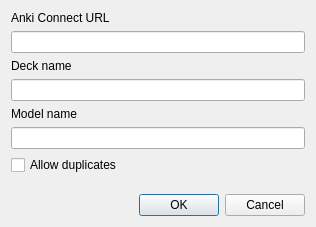
Above: plugins/anki/settingsdialog.ui from qstardict/qstardict before the change. Below: the same form after it.
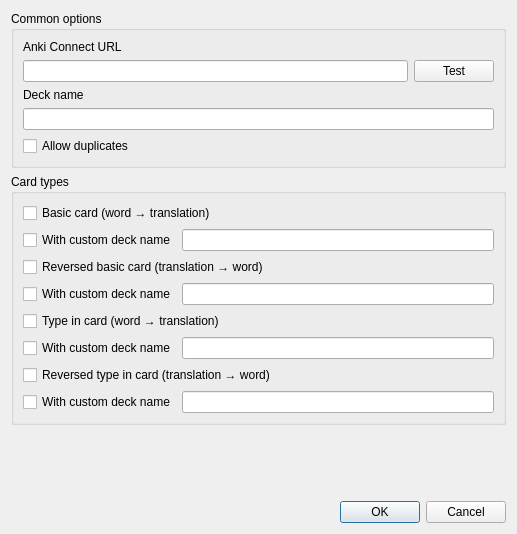
That is the form after the change.

```diff
--- a/plugins/anki/settingsdialog.ui
+++ b/plugins/anki/settingsdialog.ui
@@ -6,15 +6,19 @@
    <rect>
     <x>0</x>
     <y>0</y>
-    <width>316</width>
-    <height>227</height>
+    <width>517</width>
+    <height>534</height>
    </rect>
   </property>
   <property name="windowTitle">
    <string>Anki plugin settings</string>
   </property>
-  <layout class="QGridLayout">
-   <item row="1" column="0">
+  <layout class="QVBoxLayout" name="verticalLayout_6">
+   <item>
+    <widget class="QGroupBox" name="groupBox">
+     <property name="title">
+      <string>Common options</string>
+     </property>
     <layout class="QVBoxLayout" name="verticalLayout">
      <item>
       <widget class="QLabel" name="connectUrlLabel">
@@ -24,6 +28,8 @@
       </widget>
      </item>
      <item>
+       <layout class="QHBoxLayout" name="horizontalLayout_5">
+        <item>
       <widget class="QLineEdit" name="connectUrlEdit">
        <property name="text">
         <string/>
@@ -31,6 +37,15 @@
       </widget>
      </item>
      <item>
+         <widget class="QPushButton" name="pushButton">
+          <property name="text">
+           <string>Test</string>
+          </property>
+         </widget>
+        </item>
+       </layout>
+      </item>
+      <item>
       <widget class="QLabel" name="deckNameLabel">
        <property name="text">
         <string>Deck name</string>
@@ -44,20 +59,6 @@
        </property>
       </widget>
      </item>
-     <item>
-      <widget class="QLabel" name="modelNameLabel">
-       <property name="text">
-        <string>Model name</string>
-       </property>
-      </widget>
-     </item>
-     <item>
-      <widget class="QLineEdit" name="modelNameEdit">
-       <property name="text">
-        <string/>
-       </property>
-      </widget>
-     </item>
      <item>
       <widget class="QCheckBox" name="allowDuplicatesBox">
        <property name="text">
@@ -65,6 +66,183 @@
        </property>
       </widget>
      </item>
+     </layout>
+    </widget>
+   </item>
+   <item>
+    <widget class="QGroupBox" name="groupBox_2">
+     <property name="title">
+      <string>Card types</string>
+     </property>
+     <layout class="QVBoxLayout" name="verticalLayout_5">
+      <item>
+       <widget class="QCheckBox" name="basicCardBox">
+        <property name="text">
+         <string>Basic card (word → translation)</string>
+        </property>
+       </widget>
+      </item>
+      <item>
+       <widget class="QWidget" name="basicCardDeckNameWidget" native="true">
+        <layout class="QHBoxLayout" name="horizontalLayout">
+         <property name="spacing">
+          <number>-1</number>
+         </property>
+         <property name="leftMargin">
+          <number>0</number>
+         </property>
+         <property name="topMargin">
+          <number>0</number>
+         </property>
+         <property name="rightMargin">
+          <number>0</number>
+         </property>
+         <property name="bottomMargin">
+          <number>0</number>
+         </property>
+         <item>
+          <widget class="QCheckBox" name="basicCardDeckNameBox">
+           <property name="text">
+            <string>With custom deck name</string>
+           </property>
+          </widget>
+         </item>
+         <item>
+          <widget class="QLineEdit" name="basicCardDeckNameEdit">
+           <property name="text">
+            <string/>
+           </property>
+          </widget>
+         </item>
+        </layout>
+       </widget>
+      </item>
+      <item>
+       <widget class="QCheckBox" name="reversedBasicCardBox">
+        <property name="text">
+         <string>Reversed basic card (translation → word)</string>
+        </property>
+       </widget>
+      </item>
+      <item>
+       <widget class="QWidget" name="reversedBasicCardDeckNameWidget" native="true">
+        <layout class="QHBoxLayout" name="horizontalLayout_2">
+         <property name="spacing">
+          <number>-1</number>
+         </property>
+         <property name="leftMargin">
+          <number>0</number>
+         </property>
+         <property name="topMargin">
+          <number>0</number>
+         </property>
+         <property name="rightMargin">
+          <number>0</number>
+         </property>
+         <property name="bottomMargin">
+          <number>0</number>
+         </property>
+         <item>
+          <widget class="QCheckBox" name="reversedBasicCardDeckNameBox">
+           <property name="text">
+            <string>With custom deck name</string>
+           </property>
+          </widget>
+         </item>
+         <item>
+          <widget class="QLineEdit" name="reversedBasicCardDeckNameEdit">
+           <property name="text">
+            <string/>
+           </property>
+          </widget>
+         </item>
+        </layout>
+       </widget>
+      </item>
+      <item>
+       <widget class="QCheckBox" name="typeInCardBox">
+        <property name="text">
+         <string>Type in card (word → translation)</string>
+        </property>
+       </widget>
+      </item>
+      <item>
+       <widget class="QWidget" name="typeInCardDeckNameWidget" native="true">
+        <layout class="QHBoxLayout" name="horizontalLayout_3">
+         <property name="spacing">
+          <number>-1</number>
+         </property>
+         <property name="leftMargin">
+          <number>0</number>
+         </property>
+         <property name="topMargin">
+          <number>0</number>
+         </property>
+         <property name="rightMargin">
+          <number>0</number>
+         </property>
+         <property name="bottomMargin">
+          <number>0</number>
+         </property>
+         <item>
+          <widget class="QCheckBox" name="typeInCardDeckNameBox">
+           <property name="text">
+            <string>With custom deck name</string>
+           </property>
+          </widget>
+         </item>
+         <item>
+          <widget class="QLineEdit" name="typeInCardDeckNameEdit">
+           <property name="text">
+            <string/>
+           </property>
+          </widget>
+         </item>
+        </layout>
+       </widget>
+      </item>
+      <item>
+       <widget class="QCheckBox" name="reversedTypeInCardBox">
+        <property name="text">
+         <string>Reversed type in card (translation → word)</string>
+        </property>
+       </widget>
+      </item>
+      <item>
+       <widget class="QWidget" name="reversedTypeInCardDeckNameWidget" native="true">
+        <layout class="QHBoxLayout" name="horizontalLayout_4">
+         <property name="leftMargin">
+          <number>0</number>
+         </property>
+         <property name="topMargin">
+          <number>0</number>
+         </property>
+         <property name="rightMargin">
+          <number>0</number>
+         </property>
+         <property name="bottomMargin">
+          <number>0</number>
+         </property>
+         <item>
+          <widget class="QCheckBox" name="reversedTypeInCardDeckNameBox">
+           <property name="text">
+            <string>With custom deck name</string>
+           </property>
+          </widget>
+         </item>
+         <item>
+          <widget class="QLineEdit" name="reversedTypeInCardDeckNameEdit">
+           <property name="text">
+            <string/>
+           </property>
+          </widget>
+         </item>
+        </layout>
+       </widget>
+      </item>
+     </layout>
+    </widget>
+   </item>
      <item>
       <spacer name="verticalSpacer">
        <property name="orientation">
@@ -73,14 +251,12 @@
        <property name="sizeHint" stdset="0">
         <size>
          <width>20</width>
-         <height>40</height>
+       <height>31</height>
         </size>
        </property>
       </spacer>
      </item>
-    </layout>
-   </item>
-   <item row="2" column="0">
+   <item>
     <widget class="QDialogButtonBox" name="buttonBox">
      <property name="orientation">
       <enum>Qt::Horizontal</enum>
```
Left out of the diff: 142 changed lines with no effect on the pictures. Lines whose indentation alone changed are shown as unchanged.
